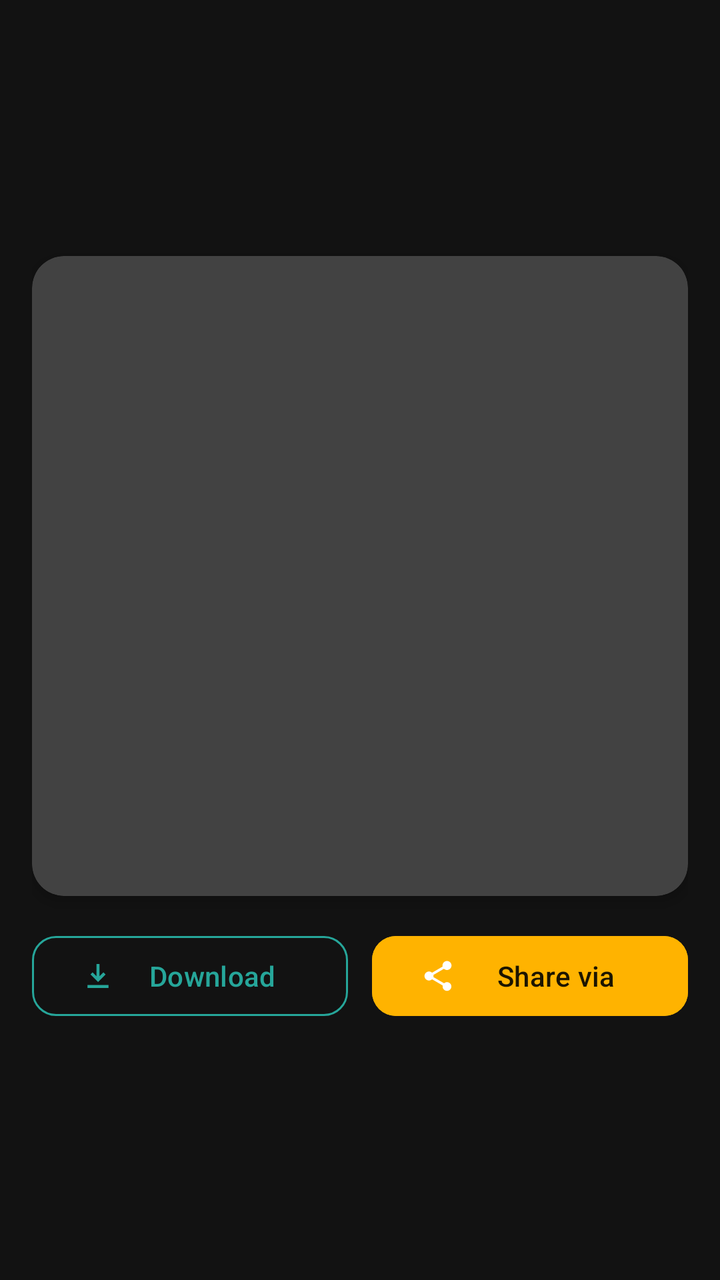
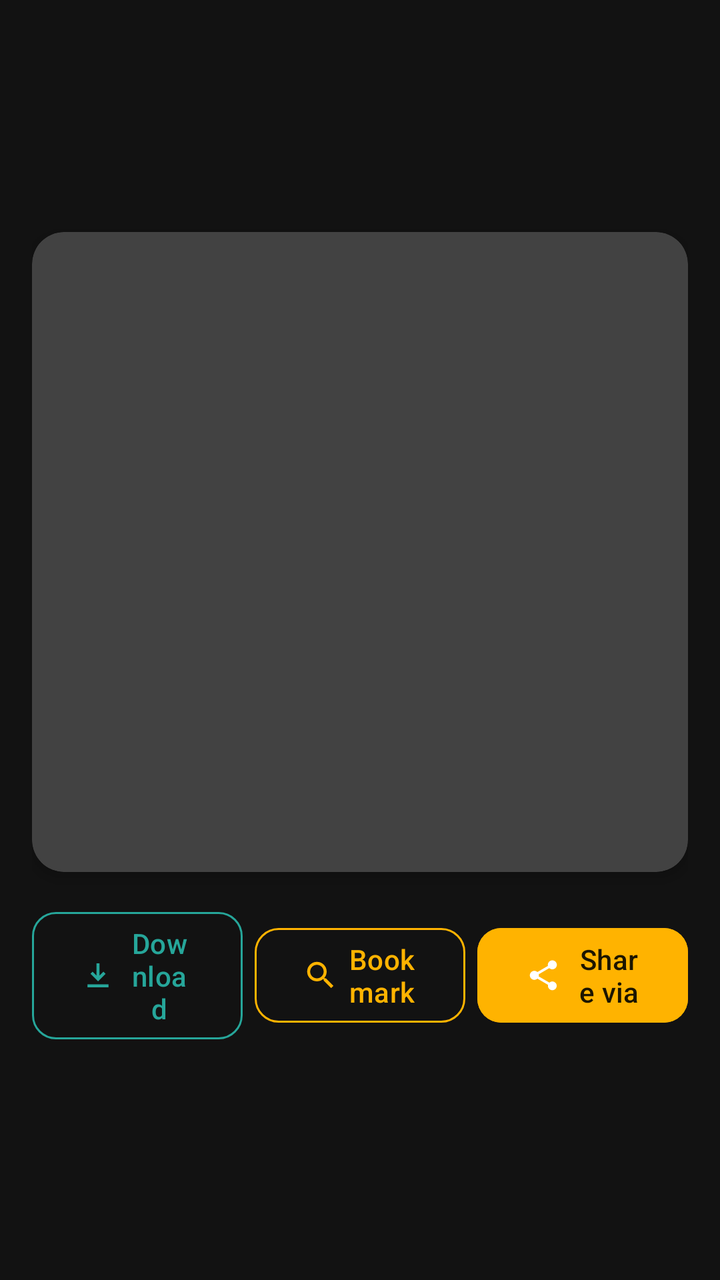

Screens rendered from an Android XML layout before and after an edit, with the pre-edit source and the edit as a unified diff.
<!-- AndroidManifest.xml: application theme Theme.TheCatalogue -->
<!-- res/layout/dialog_cat_preview.xml -->
<?xml version="1.0" encoding="utf-8"?>
<LinearLayout xmlns:android="http://schemas.android.com/apk/res/android"
    xmlns:app="http://schemas.android.com/apk/res-auto"
    android:layout_width="match_parent"
    android:layout_height="wrap_content"
    android:orientation="vertical"
    android:padding="16dp"
    android:gravity="center">

    <androidx.cardview.widget.CardView
        android:layout_width="match_parent"
        android:layout_height="320dp"
        app:cardCornerRadius="16dp"
        app:cardElevation="4dp">

        <ImageView
            android:id="@+id/previewCatImage"
            android:layout_width="match_parent"
            android:layout_height="match_parent"
            android:contentDescription="@string/cat_detail_title"
            android:scaleType="centerCrop" />

    </androidx.cardview.widget.CardView>

    <LinearLayout
        android:layout_width="match_parent"
        android:layout_height="wrap_content"
        android:orientation="horizontal"
        android:gravity="center"
        android:paddingTop="16dp">

        <com.google.android.material.button.MaterialButton
            android:id="@+id/btnPreviewDownload"
            style="@style/Widget.Material3.Button.OutlinedButton"
            android:layout_width="0dp"
            android:layout_height="wrap_content"
            android:layout_weight="1"
            android:layout_marginEnd="6dp"
            app:cornerRadius="12dp"
            app:icon="@drawable/ic_download"
            app:iconTint="@color/download_teal"
            app:strokeColor="@color/download_teal"
            android:textColor="@color/download_teal"
            android:text="@string/download" />

        <com.google.android.material.button.MaterialButton
            android:id="@+id/btnPreviewShare"
            style="@style/Widget.Material3.Button"
            android:layout_width="0dp"
            android:layout_height="wrap_content"
            android:layout_weight="1"
            android:layout_marginStart="6dp"
            app:cornerRadius="12dp"
            app:icon="@drawable/ic_share"
            app:iconTint="@color/white"
            android:backgroundTint="@color/primary_gold"
            android:textColor="@color/on_primary_gold"
            android:text="@string/share_via" />

    </LinearLayout>

</LinearLayout>
<!-- resources referenced by this layout -->
<resources>
  <color name="download_teal">#26A69A</color>
  <color name="on_primary_gold">#1C1500</color>
  <color name="primary_gold">#FFB300</color>
  <color name="white">#FFFFFFFF</color>
  <!-- drawable ic_download (drawable) -->
  <?xml version="1.0" encoding="utf-8"?>
  <vector xmlns:android="http://schemas.android.com/apk/res/android"
      android:width="24dp"
      android:height="24dp"
      android:viewportWidth="24"
      android:viewportHeight="24">
      <path
          android:fillColor="@android:color/white"
          android:pathData="M12,16L7,11L8.41,9.59L11,12.17V4H13V12.17L15.59,9.59L17,11L12,16ZM5,20V18H19V20H5Z" />
  </vector>
  <!-- drawable ic_share (drawable) -->
  <?xml version="1.0" encoding="utf-8"?>
  <vector xmlns:android="http://schemas.android.com/apk/res/android"
      android:width="24dp"
      android:height="24dp"
      android:viewportWidth="24"
      android:viewportHeight="24">
      <path
          android:fillColor="@android:color/white"
          android:pathData="M18,16.08c-0.76,0 -1.44,0.3 -1.96,0.77L8.91,12.7c0.05,-0.23 0.09,-0.47 0.09,-0.7s-0.04,-0.47 -0.09,-0.7l7.05,-4.11c0.54,0.5 1.25,0.81 2.04,0.81 1.66,0 3,-1.34 3,-3s-1.34,-3 -3,-3 -3,1.34 -3,3c0,0.23 0.04,0.47 0.09,0.7L8.04,9.81C7.5,9.31 6.79,9 6,9c-1.66,0 -3,1.34 -3,3s1.34,3 3,3c0.79,0 1.5,-0.31 2.04,-0.81l7.12,4.16c-0.05,0.21 -0.08,0.43 -0.08,0.65 0,1.61 1.31,2.92 2.92,2.92s2.92,-1.31 2.92,-2.92c0,-1.61 -1.31,-2.92 -2.92,-2.92z" />
  </vector>
  <string name="cat_detail_title">Cat Details</string>
  <string name="download">Download</string>
  <string name="share_via">Share via</string>
  <style name="Theme.TheCatalogue" parent="Theme.Material3.Dark.NoActionBar">
          <item name="colorPrimary">@color/primary_gold</item>
          <item name="colorOnPrimary">@color/on_primary_gold</item>
          <item name="colorPrimaryContainer">@color/primary_container_gold</item>
          <item name="colorOnPrimaryContainer">@color/on_primary_container_gold</item>
  
          <item name="colorSecondary">@color/crimson_red</item>
          <item name="colorOnSecondary">@color/on_crimson_red</item>
  
          <item name="android:colorBackground">@color/dark_background</item>
          <item name="colorSurface">@color/dark_surface</item>
          <item name="colorOnSurface">@color/on_dark_surface</item>
  
          <item name="android:statusBarColor">@color/dark_background</item>
          <item name="android:navigationBarColor">@color/dark_background</item>
      </style>
  <color name="primary_container_gold">#3A2B00</color>
  <color name="on_primary_container_gold">#FFDF9E</color>
  <color name="crimson_red">#E53935</color>
  <color name="on_crimson_red">#FFFFFF</color>
  <color name="dark_background">#121212</color>
  <color name="dark_surface">#1E1B18</color>
  <color name="on_dark_surface">#F5F5F5</color>
</resources>

<!-- the commit's change to res/layout/dialog_cat_preview.xml (unified diff, before → after) -->
@@ -35,7 +35,7 @@
             android:layout_width="0dp"
             android:layout_height="wrap_content"
             android:layout_weight="1"
-            android:layout_marginEnd="6dp"
+            android:layout_marginEnd="4dp"
             app:cornerRadius="12dp"
             app:icon="@drawable/ic_download"
             app:iconTint="@color/download_teal"
@@ -44,12 +44,27 @@
             android:text="@string/download" />
 
         <com.google.android.material.button.MaterialButton
+            android:id="@+id/btnPreviewBookmark"
+            style="@style/Widget.Material3.Button.OutlinedButton"
+            android:layout_width="0dp"
+            android:layout_height="wrap_content"
+            android:layout_weight="1"
+            android:layout_marginStart="2dp"
+            android:layout_marginEnd="2dp"
+            app:cornerRadius="12dp"
+            app:icon="@drawable/ic_nav_search"
+            app:iconTint="@color/primary_gold"
+            app:strokeColor="@color/primary_gold"
+            android:textColor="@color/primary_gold"
+            android:text="Bookmark" />
+
+        <com.google.android.material.button.MaterialButton
             android:id="@+id/btnPreviewShare"
             style="@style/Widget.Material3.Button"
             android:layout_width="0dp"
             android:layout_height="wrap_content"
             android:layout_weight="1"
-            android:layout_marginStart="6dp"
+            android:layout_marginStart="4dp"
             app:cornerRadius="12dp"
             app:icon="@drawable/ic_share"
             app:iconTint="@color/white"
<!-- resource entries referenced after the edit -->
@@ -14,6 +14,17 @@
       <path
           android:fillColor="@android:color/white"
           android:pathData="M12,16L7,11L8.41,9.59L11,12.17V4H13V12.17L15.59,9.59L17,11L12,16ZM5,20V18H19V20H5Z" />
+  </vector>
+  <!-- drawable ic_nav_search (drawable) -->
+  <?xml version="1.0" encoding="utf-8"?>
+  <vector xmlns:android="http://schemas.android.com/apk/res/android"
+      android:width="24dp"
+      android:height="24dp"
+      android:viewportWidth="24"
+      android:viewportHeight="24">
+      <path
+          android:fillColor="@android:color/white"
+          android:pathData="M15.5,14h-0.79l-0.28,-0.27C15.41,12.59 16,11.11 16,9.5 16,5.91 13.09,3 9.5,3S3,5.91 3,9.5 5.91,16 9.5,16c1.61,0 3.09,-0.59 4.23,-1.57l0.27,0.28v0.79l5,4.99L20.49,19l-4.99,-5zM9.5,14C7.01,14 5,11.99 5,9.5S7.01,5 9.5,5 14,7.01 14,9.5 11.99,14 9.5,14z" />
   </vector>
   <!-- drawable ic_share (drawable) -->
   <?xml version="1.0" encoding="utf-8"?>
